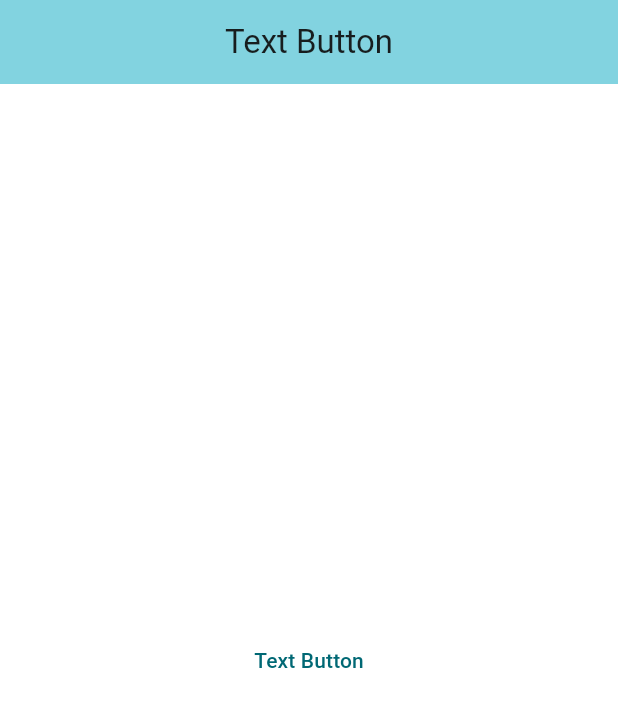
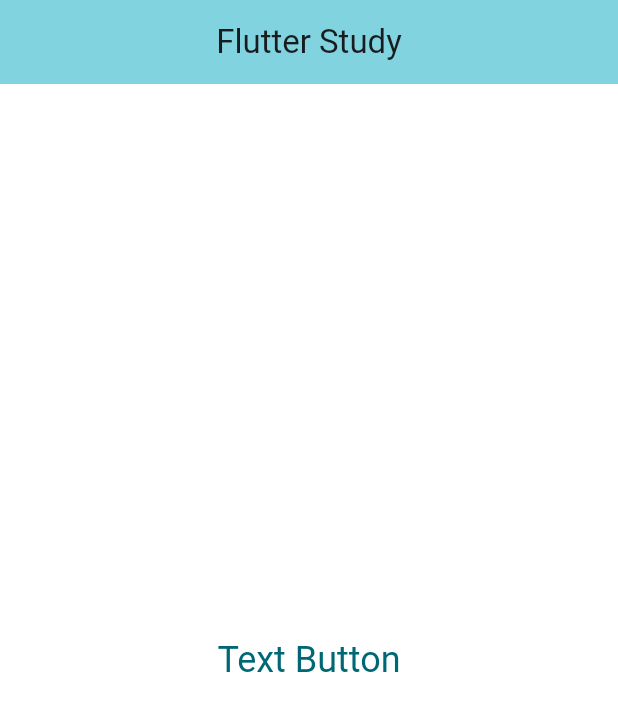
Before and after one commit to PhuvatatDev/study_flutter, a Flutter app: the screen it shows after launch, on a phone screen of 412 x 824 dp. Shown: the top 711 px of the screen. Run offline on Flutter 3.47's test engine with Material 3 defaults, Android fonts, the phone set to English and light mode, and no system bars.

Commit message:
Makeup, new Flutter version

```diff
--- a/lib/main.dart
+++ b/lib/main.dart
@@ -17,7 +17,7 @@ class MyApp extends StatelessWidget {
         colorScheme: ColorScheme.fromSeed(seedColor: Colors.grey),
         useMaterial3: true,
       ),
-      home: const MyHomePage(title: 'Text Button'),
+      home: const MyHomePage(title: 'Flutter Study'),
     );
   }
 }
@@ -32,21 +32,21 @@ class MyHomePage extends StatefulWidget {
 }
 
 class _MyHomePageState extends State<MyHomePage> {
- Color _backgroundColor = Colors.white;
+  Color _backgroundColor = Colors.white;
 
   void _upDateColor() {
     setState(() {
-      _backgroundColor = (_backgroundColor == Colors.white) ? Colors.black54 : Colors.white;
+      _backgroundColor =
+          (_backgroundColor == Colors.white) ? Colors.black54 : Colors.white;
     });
   }
 
-    void _upDateOptionColor() {
+  void _upDateOptionColor() {
     setState(() {
-      _backgroundColor = (_backgroundColor == Colors.white) ? Colors.blueAccent : Colors.white;
+      _backgroundColor =
+          (_backgroundColor == Colors.white) ? Colors.blueAccent : Colors.white;
     });
   }
-
-
 
   @override
   Widget build(BuildContext context) {
@@ -59,12 +59,15 @@ class _MyHomePageState extends State<MyHomePage> {
       backgroundColor: _backgroundColor,
       body: Center(
         child: TextButton(
+          style: TextButton.styleFrom(
+            textStyle: const TextStyle(fontSize: 24),
+            padding: const EdgeInsets.all(16),
+          ),
           onPressed: _upDateColor,
           onLongPress: _upDateOptionColor,
-          child:  const Text("Text Button"),
+          child: const Text("Text Button"),
         ),
       ),
-
     );
   }
 }
```
